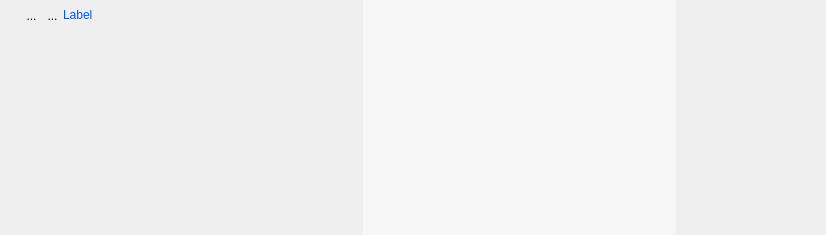
First picture: the form in UiQT4/desWidgetPlusieursInto.ui, repository SalomePlatform/eficas_tools, before the edit.
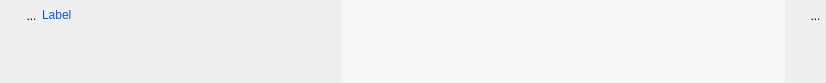
Second picture: the form after the edit. Icons and pictures are not drawn.

The edit to the form file:
```diff
--- a/UiQT4/desWidgetPlusieursInto.ui
+++ b/UiQT4/desWidgetPlusieursInto.ui
@@ -7,7 +7,7 @@
     <x>0</x>
     <y>0</y>
     <width>826</width>
-    <height>235</height>
+    <height>83</height>
    </rect>
   </property>
   <property name="sizePolicy">
@@ -19,7 +19,7 @@
   <property name="minimumSize">
    <size>
     <width>0</width>
-    <height>180</height>
+    <height>60</height>
    </size>
   </property>
   <property name="windowTitle">
@@ -34,8 +34,14 @@
    </property>
    <item>
     <layout class="QVBoxLayout" name="verticalLayout_3">
+     <property name="spacing">
+      <number>0</number>
+     </property>
      <item>
       <layout class="QHBoxLayout" name="horizontalLayout_2">
+       <property name="spacing">
+        <number>0</number>
+       </property>
        <item>
         <layout class="QHBoxLayout" name="horizontalLayout">
          <property name="spacing">
@@ -89,38 +95,6 @@
            </property>
           </widget>
          </item>
-         <item>
-          <widget class="QToolButton" name="RBPoubelle">
-           <property name="minimumSize">
-            <size>
-             <width>21</width>
-             <height>31</height>
-            </size>
-           </property>
-           <property name="maximumSize">
-            <size>
-             <width>21</width>
-             <height>31</height>
-            </size>
-           </property>
-           <property name="styleSheet">
-            <string notr="true">border : 0px</string>
-           </property>
-           <property name="text">
-            <string>...</string>
-           </property>
-           <property name="icon">
-            <iconset>
-             <normaloff>../../../../../../home/A96028/Install_EficasV1/ArbreEficas/Editeur/icons/deleteRond.png</normaloff>../../../../../../home/A96028/Install_EficasV1/ArbreEficas/Editeur/icons/deleteRond.png</iconset>
-           </property>
-           <property name="iconSize">
-            <size>
-             <width>32</width>
-             <height>32</height>
-            </size>
-           </property>
-          </widget>
-         </item>
         </layout>
        </item>
        <item>
@@ -196,8 +170,8 @@
        <rect>
         <x>0</x>
         <y>0</y>
-        <width>381</width>
-        <height>235</height>
+        <width>435</width>
+        <height>83</height>
        </rect>
       </property>
       <property name="sizePolicy">
@@ -207,19 +181,12 @@
        </sizepolicy>
       </property>
       <layout class="QVBoxLayout" name="CBLayout">
-       <item>
-        <spacer name="verticalSpacer_3">
-         <property name="orientation">
-          <enum>Qt::Vertical</enum>
-         </property>
-         <property name="sizeHint" stdset="0">
-          <size>
-           <width>20</width>
-           <height>40</height>
-          </size>
-         </property>
-        </spacer>
-       </item>
+       <property name="spacing">
+        <number>0</number>
+       </property>
+       <property name="margin">
+        <number>0</number>
+       </property>
       </layout>
      </widget>
     </widget>
@@ -234,12 +201,61 @@
      </property>
      <property name="sizeHint" stdset="0">
       <size>
-       <width>150</width>
+       <width>20</width>
        <height>17</height>
       </size>
      </property>
     </spacer>
    </item>
+   <item>
+    <layout class="QVBoxLayout" name="verticalLayout">
+     <item>
+      <widget class="QToolButton" name="RBPoubelle">
+       <property name="minimumSize">
+        <size>
+         <width>21</width>
+         <height>31</height>
+        </size>
+       </property>
+       <property name="maximumSize">
+        <size>
+         <width>21</width>
+         <height>31</height>
+        </size>
+       </property>
+       <property name="styleSheet">
+        <string notr="true">border : 0px</string>
+       </property>
+       <property name="text">
+        <string>...</string>
+       </property>
+       <property name="icon">
+        <iconset>
+         <normaloff>../../../../../../home/A96028/Install_EficasV1/ArbreEficas/Editeur/icons/deleteRond.png</normaloff>../../../../../../home/A96028/Install_EficasV1/ArbreEficas/Editeur/icons/deleteRond.png</iconset>
+       </property>
+       <property name="iconSize">
+        <size>
+         <width>32</width>
+         <height>32</height>
+        </size>
+       </property>
+      </widget>
+     </item>
+     <item>
+      <spacer name="verticalSpacer_2">
+       <property name="orientation">
+        <enum>Qt::Vertical</enum>
+       </property>
+       <property name="sizeHint" stdset="0">
+        <size>
+         <width>20</width>
+         <height>40</height>
+        </size>
+       </property>
+      </spacer>
+     </item>
+    </layout>
+   </item>
   </layout>
   <zorder>horizontalSpacer</zorder>
   <zorder></zorder>
```
